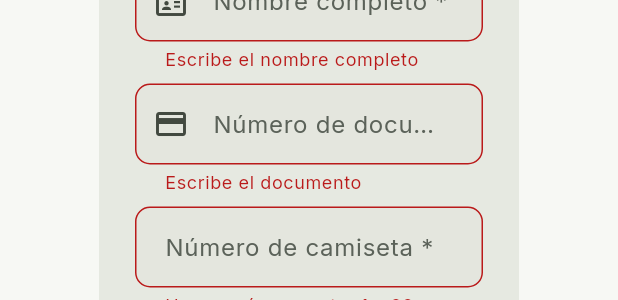
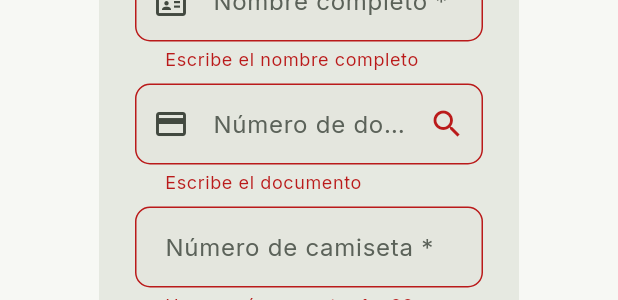
Before and after one commit to tatiana1104/handplay_demo, a Flutter app: the _PlayerDialog widget shown alone on an empty page, opened directly with empty values, after a tap on "Agregar", on a phone screen of 412 x 824 dp. Shown: the part 326-626 px from the top of the screen. Run offline on Flutter 3.47's test engine with Material 3 defaults, Android fonts, the phone set to English and light mode, and no system bars; our stand-ins replace cloud_firestore, dartz, equatable, firebase_auth, firebase_core, firebase_messaging and 5 more; accounts and stored records are empty.

Commit message:
fix: search all profile sources in team registration

```diff
--- a/lib/features/tournaments/presentation/screens/team_registration_screen.dart
+++ b/lib/features/tournaments/presentation/screens/team_registration_screen.dart
@@ -82,13 +82,18 @@ class _PlayerDialogState extends State<_PlayerDialog> {
   }
 
   Future<Map<String, dynamic>?> _findProfile(String document) async {
-    final directory = FirebaseFirestore.instance.collection('profile_directory');
-    final result = await directory.where('document', isEqualTo: document).limit(1).get();
-    if (result.docs.isNotEmpty) return result.docs.first.data();
-    final users = await FirebaseFirestore.instance.collection('users').where('document', isEqualTo: document).limit(1).get();
-    if (users.docs.isNotEmpty) return users.docs.first.data();
-    final usersByNumber = await FirebaseFirestore.instance.collection('users').where('documentNumber', isEqualTo: document).limit(1).get();
-    return usersByNumber.docs.isEmpty ? null : usersByNumber.docs.first.data();
+    final firestore = FirebaseFirestore.instance;
+    for (final collection in [
+      firestore.collection('profile_directory'),
+      firestore.collection('users'),
+      firestore.collection('referees'),
+    ]) {
+      final byDocument = await collection.where('document', isEqualTo: document).limit(1).get();
+      if (byDocument.docs.isNotEmpty) return byDocument.docs.first.data();
+      final byNumber = await collection.where('documentNumber', isEqualTo: document).limit(1).get();
+      if (byNumber.docs.isNotEmpty) return byNumber.docs.first.data();
+    }
+    return null;
   }
 
   @override
@@ -119,8 +124,13 @@ class _PlayerDialogState extends State<_PlayerDialog> {
               const SizedBox(height: 8),
               TextFormField(
                 controller: _document,
-                decoration: const InputDecoration(labelText: 'Número de documento *', prefixIcon: Icon(Icons.credit_card_outlined)),
+                decoration: InputDecoration(
+                  labelText: 'Número de documento *',
+                  prefixIcon: const Icon(Icons.credit_card_outlined),
+                  suffixIcon: IconButton(onPressed: _loadExistingPlayer, icon: const Icon(Icons.search), tooltip: 'Buscar datos'),
+                ),
                 onEditingComplete: _loadExistingPlayer,
+                onFieldSubmitted: (_) => _loadExistingPlayer(),
                 validator: (value) => value == null || value.trim().isEmpty ? 'Escribe el documento' : null,
               ),
               const SizedBox(height: 8),
@@ -224,14 +234,19 @@ class _TeamRegistrationScreenState extends State<TeamRegistrationScreen> {
   }
 
   Future<Map<String, dynamic>?> _findProfile(String document) async {
-    final directory = FirebaseFirestore.instance.collection('profile_directory');
-    final result = await directory.where('document', isEqualTo: document).limit(1).get();
-    if (result.docs.isNotEmpty) return result.docs.first.data();
-    final users = FirebaseFirestore.instance.collection('users');
-    final byDocument = await users.where('document', isEqualTo: document).limit(1).get();
-    if (byDocument.docs.isNotEmpty) return byDocument.docs.first.data();
-    final byNumber = await users.where('documentNumber', isEqualTo: document).limit(1).get();
-    return byNumber.docs.isEmpty ? null : byNumber.docs.first.data();
+    final firestore = FirebaseFirestore.instance;
+    final collections = [
+      firestore.collection('profile_directory'),
+      firestore.collection('users'),
+      firestore.collection('referees'),
+    ];
+    for (final collection in collections) {
+      final byDocument = await collection.where('document', isEqualTo: document).limit(1).get();
+      if (byDocument.docs.isNotEmpty) return byDocument.docs.first.data();
+      final byNumber = await collection.where('documentNumber', isEqualTo: document).limit(1).get();
+      if (byNumber.docs.isNotEmpty) return byNumber.docs.first.data();
+    }
+    return null;
   }
 
   Future<void> _loadExistingCoach() async {
@@ -298,7 +313,7 @@ class _TeamRegistrationScreenState extends State<TeamRegistrationScreen> {
       final firestore = FirebaseFirestore.instance;
       final userByDocument = await firestore.collection('profile_directory').where('document', isEqualTo: coachDocument).limit(1).get();
       final userByDocumentNumber = userByDocument.docs.isEmpty
-          ? await firestore.collection('profile_directory').where('document', isEqualTo: coachDocument).limit(1).get()
+          ? await firestore.collection('profile_directory').where('documentNumber', isEqualTo: coachDocument).limit(1).get()
           : userByDocument;
       final userByEmail = await firestore.collection('profile_directory').where('email', isEqualTo: coachEmail).limit(1).get();
       final coachUsersByDocument = await firestore.collection('users').where('document', isEqualTo: coachDocument).limit(1).get();
@@ -316,7 +331,9 @@ class _TeamRegistrationScreenState extends State<TeamRegistrationScreen> {
       for (final player in _players) {
         final document = player['document']?.trim() ?? '';
         final matches = await firestore.collection('profile_directory').where('document', isEqualTo: document).limit(1).get();
-        final matchesByNumber = matches;
+        final matchesByNumber = matches.docs.isEmpty
+            ? await firestore.collection('profile_directory').where('documentNumber', isEqualTo: document).limit(1).get()
+            : matches;
         final existing = matchesByNumber.docs.isEmpty ? null : matchesByNumber.docs.first.data();
         enrichedPlayers.add({
           ...?existing?.map((key, value) => MapEntry(key, value?.toString() ?? '')),
@@ -581,7 +598,12 @@ class _TeamRegistrationScreenState extends State<TeamRegistrationScreen> {
             TextFormField(
               controller: _coachDocument,
               keyboardType: TextInputType.number,
-              decoration: const InputDecoration(labelText: 'Documento del entrenador *', hintText: '1006514021', prefixIcon: Icon(Icons.credit_card_outlined)),
+              decoration: InputDecoration(
+                labelText: 'Documento del entrenador *',
+                hintText: '1006514021',
+                prefixIcon: const Icon(Icons.credit_card_outlined),
+                suffixIcon: IconButton(onPressed: _loadExistingCoach, icon: const Icon(Icons.search), tooltip: 'Buscar datos'),
+              ),
               onEditingComplete: _loadExistingCoach,
               onFieldSubmitted: (_) => _loadExistingCoach(),
               validator: (value) => value == null || value.trim().isEmpty ? 'Escribe el documento' : null,
```
